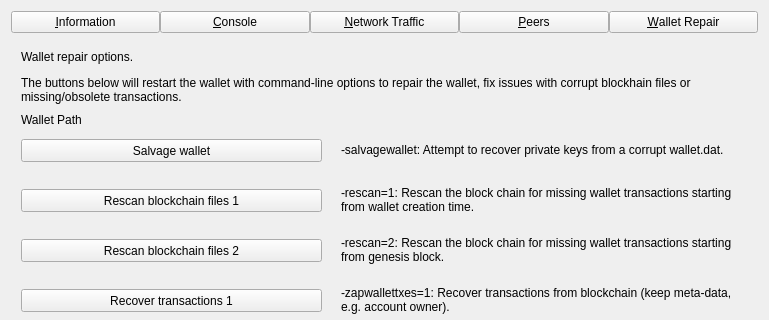
Above: src/qt/forms/debugwindow.ui from piratecash/pirate before the change; both pictures show x 0 to 769 and y 0 to 320 of the 769 by 518 pixel window. Below: the same form after it.
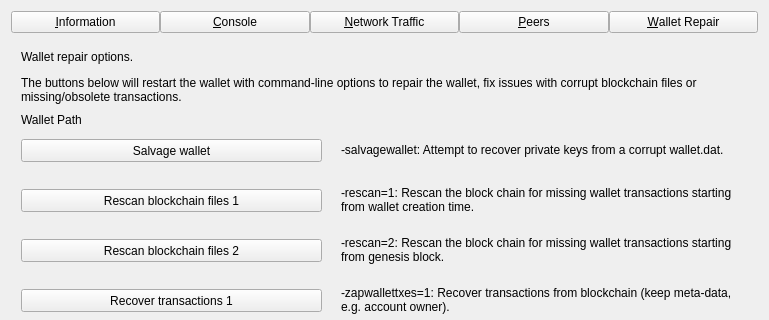
That is the form after the change. The open tabs and pages were chosen to show the change. Custom widgets are drawn as their Qt base class.

Diff of the .ui file:
```diff
--- a/src/qt/forms/debugwindow.ui
+++ b/src/qt/forms/debugwindow.ui
@@ -1486,7 +1486,7 @@
         </rect>
        </property>
        <property name="text">
-        <string>The buttons below will restart the wallet with command-line options to repair the wallet, fix issues with corrupt blockhain files or missing/obsolete transactions.</string>
+        <string>The buttons below will restart the wallet with command-line options to repair the wallet, fix issues with corrupt blockchain files or missing/obsolete transactions.</string>
        </property>
        <property name="wordWrap">
         <bool>true</bool>
```
